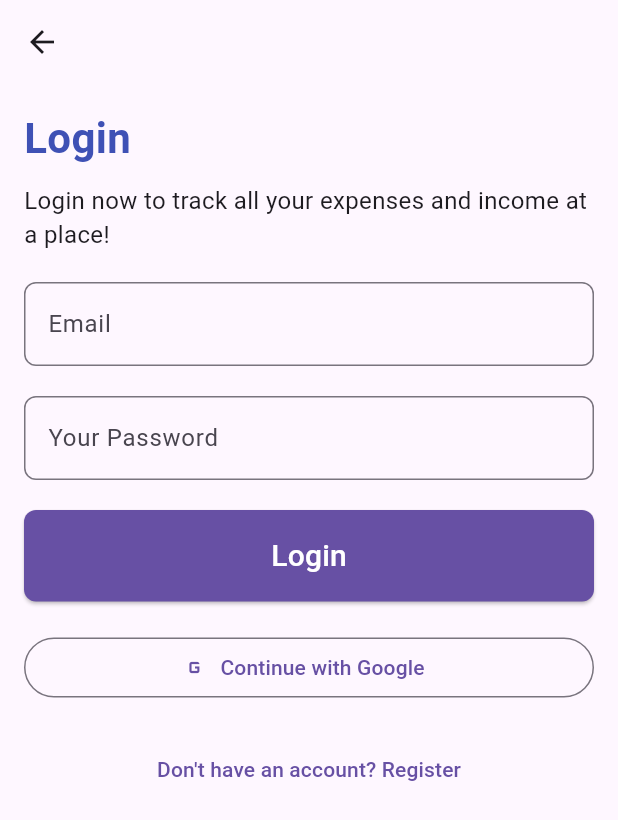
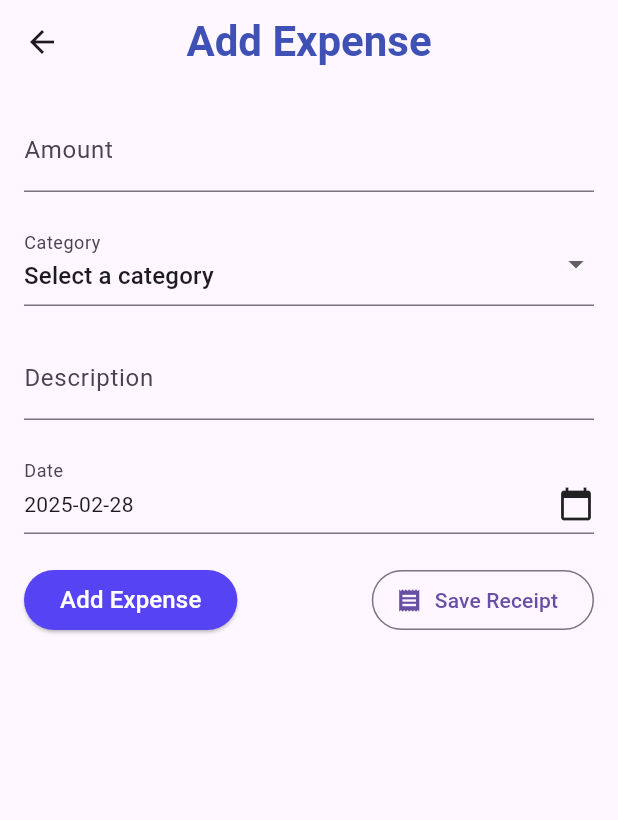
Before and after one commit to WrenixAdmin/Mobile-App--Finance, a Flutter app: the screen it shows after launch, on a phone screen of 412 x 824 dp. Shown: the top 820 px of the screen. Run offline on Flutter 3.47's test engine with Material 3 defaults, Android fonts, the phone set to English and light mode, and no system bars; Roboto replaces fonts that are missing (Poppins).

Commit message:
add new screens

```diff
--- a/FrontEnd/finance/lib/main.dart
+++ b/FrontEnd/finance/lib/main.dart
@@ -1,3 +1,4 @@
+import 'package:finance/screens/home/add_expences.dart';
 import 'package:finance/screens/login/login_screen.dart';
 import 'package:finance/screens/splash/get_start_screen_one.dart';
 import 'package:flutter/material.dart';
@@ -14,7 +15,7 @@
   Widget build(BuildContext context) {
     return const MaterialApp(
       debugShowCheckedModeBanner: false,
-      home: LoginScreen(),
+      home: ExpenseScreen(),
     );
   }
 }
--- /dev/null
+++ b/FrontEnd/finance/lib/screens/home/add_expences.dart
@@ -0,0 +1,161 @@
+import 'package:flutter/material.dart';
+import 'package:finance/utils/style.dart';
+import 'package:finance/utils/icons.dart';
+
+import '../../utils/colors.dart';
+
+class ExpenseScreen extends StatefulWidget {
+  const ExpenseScreen({super.key});
+
+  @override
+  _ExpenseScreenState createState() => _ExpenseScreenState();
+}
+
+class _ExpenseScreenState extends State<ExpenseScreen> {
+  final _formKey = GlobalKey<FormState>();
+  final _amountController = TextEditingController();
+  final _descriptionController = TextEditingController();
+  String _selectedCategory = 'Select a category';
+  DateTime _selectedDate = DateTime.now();
+
+  Future<void> _selectDate(BuildContext context) async {
+    final DateTime? picked = await showDatePicker(
+      context: context,
+      initialDate: _selectedDate,
+      firstDate: DateTime(2000),
+      lastDate: DateTime(2101),
+    );
+    if (picked != null && picked != _selectedDate) {
+      setState(() {
+        _selectedDate = picked;
+      });
+    }
+  }
+
+  @override
+  Widget build(BuildContext context) {
+    return Scaffold(
+      appBar: AppBar(
+        title: const Text(
+          'Add Expense',
+          style: AppStyles.title,
+          textAlign: TextAlign.center,
+        ),
+        centerTitle: true,
+        leading: IconButton(
+          icon: const Icon(Icons.arrow_back),
+          onPressed: () {
+            Navigator.pop(context);
+          },
+        ),
+      ),
+      body: SingleChildScrollView(
+        padding: const EdgeInsets.all(16.0),
+        child: Form(
+          key: _formKey,
+          child: Column(
+            crossAxisAlignment: CrossAxisAlignment.stretch,
+            children: [
+              TextFormField(
+                controller: _amountController,
+                decoration: const InputDecoration(
+                  labelText: 'Amount',
+                  hintText: '\$0.00',
+                ),
+                keyboardType: TextInputType.number,
+                validator: (value) {
+                  if (value == null || value.isEmpty) {
+                    return 'Please enter an amount';
+                  }
+                  return null;
+                },
+              ),
+              const SizedBox(height: 20),
+              DropdownButtonFormField<String>(
+                value: _selectedCategory,
+                onChanged: (String? newValue) {
+                  setState(() {
+                    _selectedCategory = newValue!;
+                  });
+                },
+                items: <String>[
+                  'Select a category',
+                  'Food',
+                  'Transport',
+                  'Entertainment',
+                  'Utilities'
+                ].map<DropdownMenuItem<String>>((String value) {
+                  return DropdownMenuItem<String>(
+                    value: value,
+                    child: Text(value),
+                  );
+                }).toList(),
+                decoration: const InputDecoration(
+                  labelText: 'Category',
+                ),
+                validator: (value) {
+                  if (value == 'Select a category') {
+                    return 'Please select a category';
+                  }
+                  return null;
+                },
+              ),
+              const SizedBox(height: 20),
+              TextFormField(
+                controller: _descriptionController,
+                decoration: const InputDecoration(
+                  labelText: 'Description',
+                  hintText: 'Optional',
+                ),
+              ),
+              const SizedBox(height: 20),
+              InkWell(
+                onTap: () => _selectDate(context),
+                child: InputDecorator(
+                  decoration: const InputDecoration(
+                    labelText: 'Date',
+                  ),
+                  child: Row(
+                    mainAxisAlignment: MainAxisAlignment.spaceBetween,
+                    children: <Widget>[
+                      Text('${_selectedDate.toLocal()}'.split(' ')[0]),
+                      const Icon(AppIcons.calendar),
+                    ],
+                  ),
+                ),
+              ),
+              const SizedBox(height: 20),
+              Row(
+                mainAxisAlignment: MainAxisAlignment.spaceBetween,
+                children: [
+                  ElevatedButton(
+                    style: ElevatedButton.styleFrom(
+                      backgroundColor: AppColors.primaryColor,
+                    ),
+                    onPressed: () {
+                      if (_formKey.currentState!.validate()) {
+                        // Handle the expense addition logic
+                        // You can access the values using _amountController.text, _selectedCategory, _descriptionController.text, _selectedDate
+                      }
+                    },
+                    child: const Text(
+                      'Add Expense',
+                      style: AppStyles.miniText,
+                    ),
+                  ),
+                  OutlinedButton.icon(
+                    icon: const Icon(AppIcons.receipt),
+                    label: const Text('Save Receipt'),
+                    onPressed: () {
+                      // Handle save receipt logic
+                    },
+                  ),
+                ],
+              ),
+            ],
+          ),
+        ),
+      ),
+    );
+  }
+}
--- a/FrontEnd/finance/lib/screens/login/login_screen.dart
+++ b/FrontEnd/finance/lib/screens/login/login_screen.dart
@@ -1,3 +1,4 @@
+import 'package:finance/screens/home/home_screen.dart';
 import 'package:finance/screens/login/register_screen.dart';
 import 'package:finance/utils/style.dart';
 import 'package:flutter/material.dart';
@@ -33,7 +34,7 @@ class LoginScreen extends StatelessWidget {
               const SizedBox(height: 10),
               const Text(
                 'Login now to track all your expenses and income at a place!',
-                style: TextStyle(fontSize: 16),
+                style: AppStyles.subtitle,
                 textAlign: TextAlign.left,
               ),
               const SizedBox(height: 20),
@@ -53,6 +54,7 @@ class LoginScreen extends StatelessWidget {
                 text: 'Login',
                 onPressed: () {
                   // Handle login logic
+                  Navigator.push(context, MaterialPageRoute(builder: (context) => DashboardScreen()));
                 },
               ),
               const SizedBox(height: 20),
--- a/FrontEnd/finance/lib/utils/colors.dart
+++ b/FrontEnd/finance/lib/utils/colors.dart
@@ -6,13 +6,15 @@ class AppColors {
 
   static const Color background = Color(0xFFE5E5F5);
   static const Color primaryColor = Color(0xFF5643F4);
-  static const Color secondaryColor = Color(0xFFEFFFFF);
+  static const Color secondaryColor = Color(0xFFFFFFFF);
   static const Color buttonBackground = Colors.blueAccent;
   static const Color textPrimary = Colors.indigo;
   static const Color textSecondary = Colors.grey;
   static const Color indicatorActive = Colors.blueAccent;
   static const Color indicatorInactive = Colors.grey;
 
+
+
   //light colors
   static const Color lightPurpleColor = Color(0xFFD5D3E5);
 }
--- a/FrontEnd/finance/lib/utils/icons.dart
+++ b/FrontEnd/finance/lib/utils/icons.dart
@@ -3,4 +3,6 @@ import 'package:flutter/material.dart';
 class AppIcons {
   static const IconData activeIndicator = Icons.circle;
   static const IconData inactiveIndicator = Icons.circle;
+  static const IconData receipt = Icons.receipt;
+  static const IconData calendar = Icons.calendar_today;
 }
--- a/FrontEnd/finance/lib/utils/style.dart
+++ b/FrontEnd/finance/lib/utils/style.dart
@@ -28,4 +28,16 @@ class AppStyles {
     color: AppColors.textPrimary,
     fontFamily: 'Poppins',
   );
+
+  static const TextStyle miniText = TextStyle(
+    fontSize: 16,
+    color: AppColors.secondaryColor,
+    fontFamily: 'Poppins',
+  );
+
+  static const TextStyle subFooter = TextStyle(
+    fontSize: 16,
+    color: AppColors.textPrimary,
+    fontFamily: 'Poppins',
+  );
 }
```
Also changed, not shown: FrontEnd/finance/lib/components/ProfileIcon.dart (added, +30 -0 lines), FrontEnd/finance/lib/screens/home/home_screen.dart (added, +87 -0 lines), FrontEnd/finance/lib/screens/login/register_screen.dart (+12 -5 lines).
